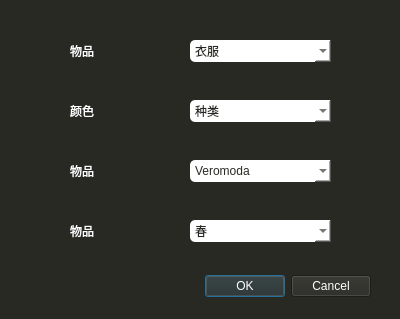
This is code/add.ui in RachelWealth/IoT-course-practice as Qt 5 draws it before an edit. The edited form follows.
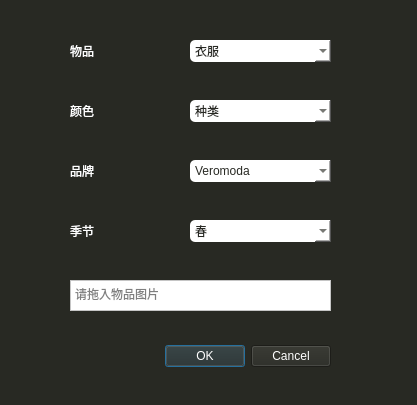
This is the edited form.

Patch:
```diff
--- a/code/add.ui
+++ b/code/add.ui
@@ -6,8 +6,8 @@
    <rect>
     <x>0</x>
     <y>0</y>
-    <width>400</width>
-    <height>319</height>
+    <width>417</width>
+    <height>405</height>
    </rect>
   </property>
   <property name="windowTitle">
@@ -19,9 +19,9 @@
   <widget class="QDialogButtonBox" name="buttonBox">
    <property name="geometry">
     <rect>
-     <x>30</x>
-     <y>270</y>
-     <width>341</width>
+     <x>50</x>
+     <y>340</y>
+     <width>281</width>
      <height>32</height>
     </rect>
    </property>
@@ -188,7 +188,7 @@
 color:rgb(255, 255, 255)</string>
    </property>
    <property name="text">
-    <string>物品</string>
+    <string>品牌</string>
    </property>
   </widget>
   <widget class="QComboBox" name="comboBox_4">
@@ -240,7 +240,26 @@
 color:rgb(255, 255, 255)</string>
    </property>
    <property name="text">
-    <string>物品</string>
+    <string>季节</string>
+   </property>
+  </widget>
+  <widget class="QTextEdit" name="textEdit">
+   <property name="enabled">
+    <bool>true</bool>
+   </property>
+   <property name="geometry">
+    <rect>
+     <x>70</x>
+     <y>280</y>
+     <width>261</width>
+     <height>31</height>
+    </rect>
+   </property>
+   <property name="styleSheet">
+    <string notr="true">background-color:rgb(255, 255, 255);</string>
+   </property>
+   <property name="placeholderText">
+    <string>请拖入物品图片</string>
    </property>
   </widget>
  </widget>
```
